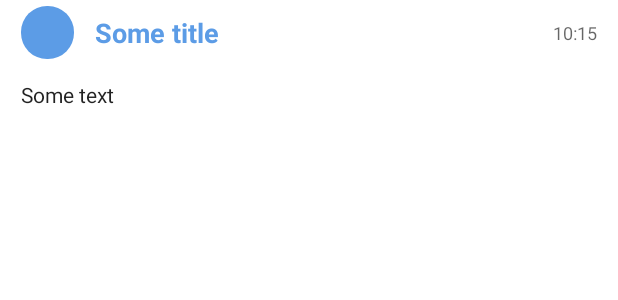
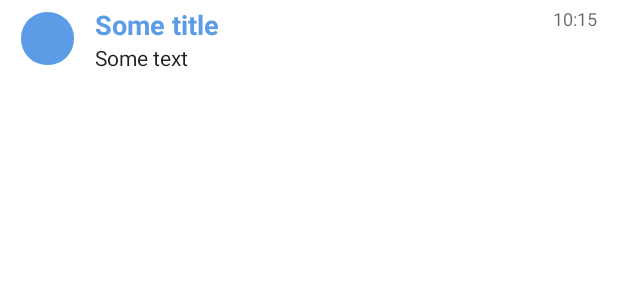
Before and after one commit to melod1n/VKMessenger, an Android app: the layout item_message_channel.xml on its own in the app's theme, with its tools: preview values and no code run, on a phone screen of 412 x 824 dp. Shown: the top 300 px of the screen. Run offline under Robolectric (Android 15) with nearby library versions, the phone set to English and light mode, and no system bars; network calls fail.

Commit message:
Нормальная разметка сообщения канала

```diff
--- a/app/src/main/res/layout/item_message_channel.xml
+++ b/app/src/main/res/layout/item_message_channel.xml
@@ -7,7 +7,6 @@
     android:gravity="start"
     android:orientation="vertical">
 
-
     <ru.melod1n.vk.widget.BoundedLinearLayout
         android:id="@+id/messageBubble"
         android:layout_width="0dp"
@@ -15,28 +14,37 @@
         android:orientation="vertical"
         android:visibility="gone" />
 
-    <RelativeLayout
+    <LinearLayout
         android:layout_width="match_parent"
         android:layout_height="wrap_content"
-        android:layout_marginTop="4dp">
+        android:orientation="horizontal"
+        android:paddingTop="4dp"
+        android:paddingBottom="4dp">
 
         <ru.melod1n.vk.widget.CircleImageView
             android:id="@+id/messageAvatar"
             android:layout_width="35dp"
             android:layout_height="35dp"
-            android:layout_alignParentStart="true"
             android:layout_marginStart="14dp"
+            android:layout_marginTop="4dp"
             android:layout_marginEnd="14dp"
             tools:src="?colorAccent" />
 
+        <LinearLayout
+            android:layout_width="match_parent"
+            android:layout_height="wrap_content"
+            android:orientation="horizontal">
+
+            <LinearLayout
+                android:layout_width="0dp"
+                android:layout_height="wrap_content"
+                android:layout_weight="1"
+                android:orientation="vertical">
+
                 <TextView
                     android:id="@+id/channelTitle"
-            android:layout_width="wrap_content"
+                    android:layout_width="match_parent"
                     android:layout_height="wrap_content"
-            android:layout_centerVertical="true"
-            android:layout_marginEnd="14dp"
-            android:layout_toStartOf="@+id/messageDate"
-            android:layout_toEndOf="@+id/messageAvatar"
                     android:singleLine="true"
                     android:textColor="?colorAccent"
                     android:textSize="18sp"
@@ -44,11 +52,23 @@
                     tools:text="Some title" />
 
                 <TextView
+                    android:id="@+id/messageText"
+                    android:layout_width="match_parent"
+                    android:layout_height="wrap_content"
+                    android:autoLink="all"
+                    android:gravity="start|center"
+                    android:linksClickable="true"
+                    android:textColor="?android:textColorPrimary"
+                    android:textColorLink="?colorAccent"
+                    tools:text="Some text" />
+
+            </LinearLayout>
+
+
+            <TextView
                 android:id="@+id/messageDate"
                 android:layout_width="wrap_content"
                 android:layout_height="wrap_content"
-            android:layout_alignParentEnd="true"
-            android:layout_centerVertical="true"
                 android:layout_marginStart="14dp"
                 android:layout_marginEnd="14dp"
                 android:textColor="?android:textColorSecondary"
@@ -57,24 +77,11 @@
                 tools:text="10:15"
                 tools:visibility="visible" />
 
-    </RelativeLayout>
 
-    <TextView
-        android:id="@+id/messageText"
-        android:layout_width="match_parent"
-        android:layout_height="wrap_content"
-        android:layout_marginTop="4dp"
-        android:layout_marginBottom="4dp"
-        android:autoLink="all"
-        android:gravity="start|center"
-        android:linksClickable="true"
-        android:paddingStart="14dp"
-        android:paddingTop="10dp"
-        android:paddingEnd="14dp"
-        android:paddingBottom="10dp"
-        android:textColor="?android:textColorPrimary"
-        android:textColorLink="?colorAccent"
-        tools:text="Some text" />
+        </LinearLayout>
 
 
     </LinearLayout>
+
+
+</LinearLayout>
```
Lines whose indentation alone changed are shown as unchanged.
